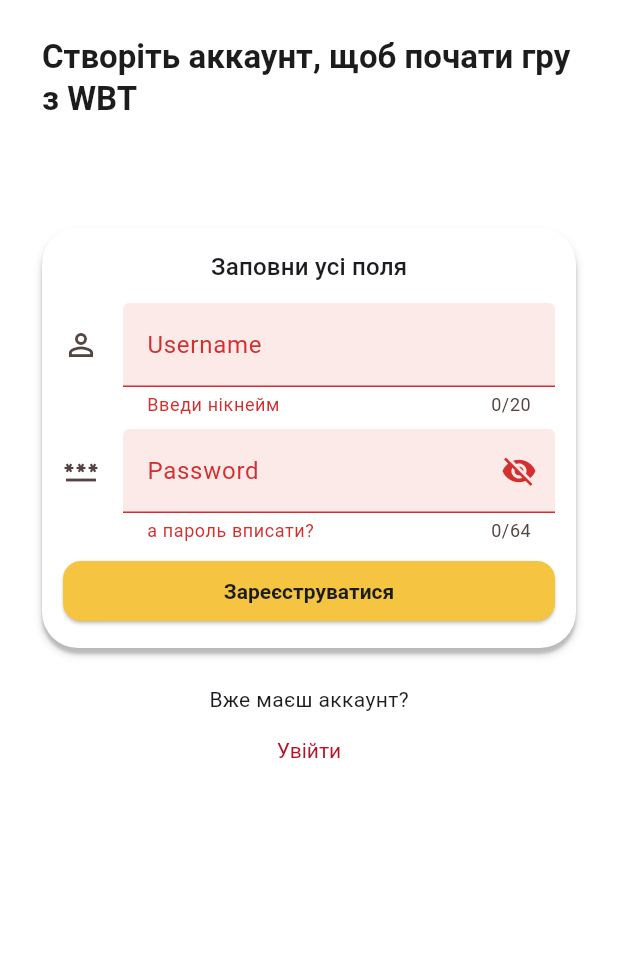
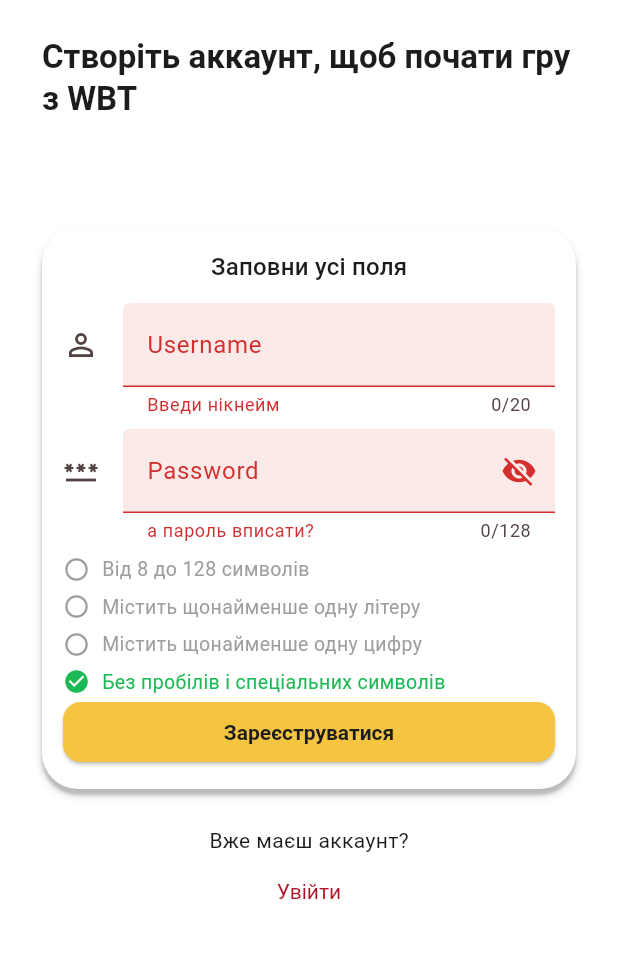
Before and after one commit to Vladus27/lucky-money-game, a Flutter app: the AuthenticationScreen screen opened by its route, after a tap on "Увійти", after a tap on "Зареєструватися", on a phone screen of 412 x 824 dp, the part 147-1105 px from its top. Run offline on Flutter 3.47's test engine with Material 3 defaults, Android fonts, the phone set to English and light mode, and no system bars; our stand-ins replace animated_bottom_navigation_bar, dio, flutter_dotenv, flutter_riverpod, flutter_secure_storage, google_fonts; accounts and stored records are empty.

Commit message:
upgrade auth validation for password + instruction

```diff
--- a/lucky_money_app/lib/features/authentication/widgets/auth_form.dart
+++ b/lucky_money_app/lib/features/authentication/widgets/auth_form.dart
@@ -1,6 +1,7 @@
 import 'package:flutter/material.dart';
 import 'package:lucky_money_app/common/models/authentication_copy.dart';
 import 'package:lucky_money_app/features/authentication/widgets/password_input.dart';
+import 'package:lucky_money_app/features/authentication/widgets/password_requirements.dart';
 import 'package:lucky_money_app/features/authentication/widgets/username_input.dart';
 import 'package:lucky_money_app/repo/user_repository.dart';
 
@@ -29,6 +30,17 @@ class _AuthFormState extends State<AuthForm> {
   String? error;
   bool _isPasswordVisible = false;
   bool _isLoading = false;
+  String inputPassword = '';
+
+  @override
+  void initState() {
+    super.initState();
+    _passwordController.addListener(() {
+      setState(() {
+        inputPassword = _passwordController.text;
+      });
+    });
+  }
 
   void _tooglePasswordVisible() {
     setState(() {
@@ -66,6 +78,9 @@ class _AuthFormState extends State<AuthForm> {
           ),
 
           const SizedBox(height: 8),
+          widget.mode == AuthMode.register
+              ? PasswordRequirements(password: inputPassword)
+              : const SizedBox.shrink(),
           SizedBox(
             width: double.infinity,
             child: ElevatedButton(
--- a/lucky_money_app/lib/features/authentication/widgets/password_input.dart
+++ b/lucky_money_app/lib/features/authentication/widgets/password_input.dart
@@ -17,7 +17,7 @@ class PasswordInput extends StatelessWidget {
   Widget build(BuildContext context) {
     final theme = Theme.of(context);
     return TextFormField(
-      maxLength: 64,
+      maxLength: 128,
       keyboardType: TextInputType.text,
       controller: passwordController,
       obscureText: !isPasswordVisible,
@@ -25,9 +25,9 @@ class PasswordInput extends StatelessWidget {
         if (value == null || value.isEmpty) {
           return 'а пароль вписати?';
         }
-        final regex = RegExp(r'^\S{8,64}$');
+        final regex = RegExp(r'^(?=.*[A-Za-z])(?=.*\\d)[A-Za-z\\d]{8,128}$');
         if (!regex.hasMatch(value)) {
-          return 'мінімум 8 симовлів без пробілів';
+          return 'недотримані вимоги';
         }
 
         return null;
--- /dev/null
+++ b/lucky_money_app/lib/features/authentication/widgets/password_requirement_item.dart
@@ -0,0 +1,36 @@
+import 'package:flutter/material.dart';
+
+class PasswordRequirementItem extends StatelessWidget {
+  final bool isValid;
+  final String text;
+
+  const PasswordRequirementItem({
+    super.key,
+    required this.isValid,
+    required this.text,
+  });
+
+  @override
+  Widget build(BuildContext context) {
+    final colorTheme = Theme.of(context).colorScheme;
+    return Row(
+      children: [
+        Icon(
+          isValid ? Icons.check_circle : Icons.radio_button_unchecked,
+          size: 18,
+          color: isValid ? colorTheme.tertiary : Colors.grey,
+        ),
+        const SizedBox(width: 8),
+        Expanded(
+          child: Text(
+            text,
+            style: TextStyle(
+              fontSize: 13,
+              color: isValid ? colorTheme.tertiary : Colors.grey,
+            ),
+          ),
+        ),
+      ],
+    );
+  }
+}
--- /dev/null
+++ b/lucky_money_app/lib/features/authentication/widgets/password_requirements.dart
@@ -0,0 +1,41 @@
+import 'package:flutter/material.dart';
+import 'package:lucky_money_app/features/authentication/widgets/password_requirement_item.dart';
+
+class PasswordRequirements extends StatelessWidget {
+  final String password;
+
+  const PasswordRequirements({super.key, required this.password});
+
+  bool get hasMinLength => password.length >= 8 && password.length <= 128;
+  bool get hasLetter => RegExp(r'[A-Za-z]').hasMatch(password);
+  bool get hasDigit => RegExp(r'\d').hasMatch(password);
+  bool get hasOnlyAllowedChars => RegExp(r'^[A-Za-z\d]*$').hasMatch(password);
+
+  @override
+  Widget build(BuildContext context) {
+    return Column(
+      crossAxisAlignment: CrossAxisAlignment.start,
+      children: [
+        PasswordRequirementItem(
+          isValid: hasMinLength,
+          text: 'Від 8 до 128 символів',
+        ),
+        const SizedBox(height: 6),
+        PasswordRequirementItem(
+          isValid: hasLetter,
+          text: 'Містить щонайменше одну літеру',
+        ),
+        const SizedBox(height: 6),
+        PasswordRequirementItem(
+          isValid: hasDigit,
+          text: 'Містить щонайменше одну цифру',
+        ),
+        const SizedBox(height: 6),
+        PasswordRequirementItem(
+          isValid: hasOnlyAllowedChars,
+          text: 'Без пробілів і спеціальних символів',
+        ),
+      ],
+    );
+  }
+}
--- a/lucky_money_app/lib/features/home/widgets/home_header.dart
+++ b/lucky_money_app/lib/features/home/widgets/home_header.dart
@@ -1,4 +1,5 @@
 import 'package:flutter/material.dart';
+
 import 'package:lucky_money_app/common/constant/image_constants.dart';
 import 'package:lucky_money_app/features/home/widgets/home_header_guest.dart';
 import 'package:lucky_money_app/features/home/widgets/home_header_logged.dart';
```
